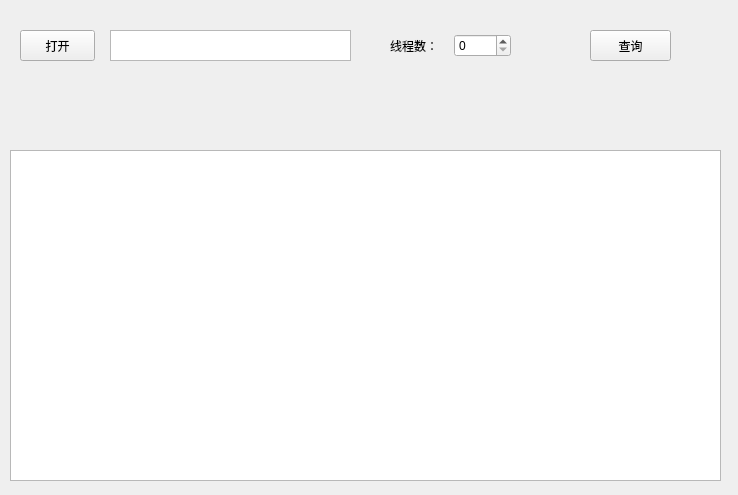
The window that pyQt_upus.ui (ruikai0103/upus-wuliu) describes before a commit, drawn with Qt 5.
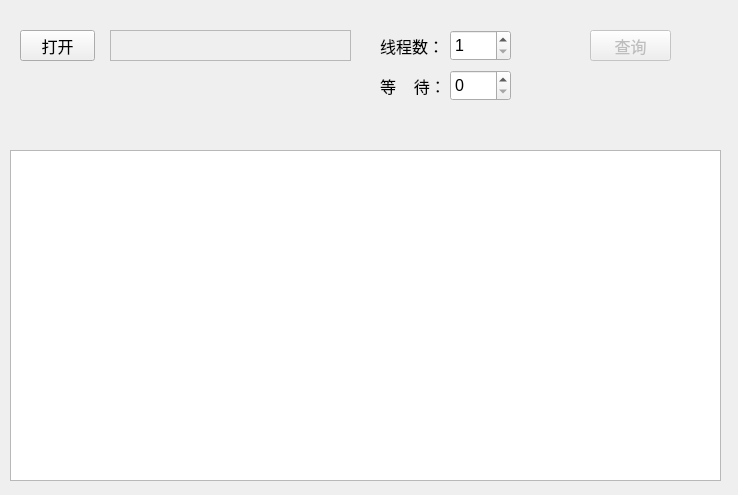
The same window after the commit.

```diff
--- a/pyQt_upus.ui
+++ b/pyQt_upus.ui
@@ -10,6 +10,18 @@
     <height>495</height>
    </rect>
   </property>
+  <property name="minimumSize">
+   <size>
+    <width>738</width>
+    <height>495</height>
+   </size>
+  </property>
+  <property name="maximumSize">
+   <size>
+    <width>738</width>
+    <height>495</height>
+   </size>
+  </property>
   <property name="windowTitle">
    <string>Form</string>
   </property>
@@ -22,11 +34,20 @@
      <height>31</height>
     </rect>
    </property>
+   <property name="font">
+    <font>
+     <family>Arial</family>
+     <pointsize>12</pointsize>
+    </font>
+   </property>
    <property name="text">
     <string>打开</string>
    </property>
   </widget>
   <widget class="QPushButton" name="pushButton">
+   <property name="enabled">
+    <bool>false</bool>
+   </property>
    <property name="geometry">
     <rect>
      <x>590</x>
@@ -35,11 +56,20 @@
      <height>31</height>
     </rect>
    </property>
+   <property name="font">
+    <font>
+     <family>Arial</family>
+     <pointsize>12</pointsize>
+    </font>
+   </property>
    <property name="text">
     <string>查询</string>
    </property>
   </widget>
   <widget class="QTextBrowser" name="textBrowser">
+   <property name="enabled">
+    <bool>false</bool>
+   </property>
    <property name="geometry">
     <rect>
      <x>110</x>
@@ -48,6 +78,12 @@
      <height>31</height>
     </rect>
    </property>
+   <property name="font">
+    <font>
+     <family>Arial</family>
+     <pointsize>12</pointsize>
+    </font>
+   </property>
   </widget>
   <widget class="QTextBrowser" name="show_text">
    <property name="geometry">
@@ -58,32 +94,103 @@
      <height>331</height>
     </rect>
    </property>
+   <property name="font">
+    <font>
+     <family>Arial</family>
+     <pointsize>12</pointsize>
+    </font>
+   </property>
   </widget>
-  <widget class="QWidget" name="">
+  <widget class="QLabel" name="label">
    <property name="geometry">
     <rect>
-     <x>390</x>
+     <x>380</x>
      <y>30</y>
-     <width>121</width>
+     <width>61</width>
      <height>31</height>
     </rect>
    </property>
-   <layout class="QHBoxLayout" name="horizontalLayout">
-    <item>
-     <widget class="QLabel" name="label">
-      <property name="text">
-       <string>线程数：</string>
-      </property>
-     </widget>
-    </item>
-    <item>
-     <widget class="QSpinBox" name="spinBox">
-      <property name="maximum">
-       <number>5</number>
-      </property>
-     </widget>
-    </item>
-   </layout>
+   <property name="font">
+    <font>
+     <family>Arial</family>
+     <pointsize>12</pointsize>
+    </font>
+   </property>
+   <property name="text">
+    <string>线程数：</string>
+   </property>
+  </widget>
+  <widget class="QSpinBox" name="thread_num">
+   <property name="geometry">
+    <rect>
+     <x>450</x>
+     <y>30</y>
+     <width>61</width>
+     <height>31</height>
+    </rect>
+   </property>
+   <property name="minimumSize">
+    <size>
+     <width>0</width>
+     <height>20</height>
+    </size>
+   </property>
+   <property name="font">
+    <font>
+     <family>Arial</family>
+     <pointsize>12</pointsize>
+    </font>
+   </property>
+   <property name="minimum">
+    <number>1</number>
+   </property>
+   <property name="maximum">
+    <number>5</number>
+   </property>
+  </widget>
+  <widget class="QLabel" name="label_2">
+   <property name="geometry">
+    <rect>
+     <x>380</x>
+     <y>70</y>
+     <width>61</width>
+     <height>31</height>
+    </rect>
+   </property>
+   <property name="font">
+    <font>
+     <family>Arial</family>
+     <pointsize>12</pointsize>
+    </font>
+   </property>
+   <property name="text">
+    <string>等    待：</string>
+   </property>
+  </widget>
+  <widget class="QSpinBox" name="sleep_time">
+   <property name="geometry">
+    <rect>
+     <x>450</x>
+     <y>70</y>
+     <width>61</width>
+     <height>31</height>
+    </rect>
+   </property>
+   <property name="minimumSize">
+    <size>
+     <width>0</width>
+     <height>20</height>
+    </size>
+   </property>
+   <property name="font">
+    <font>
+     <family>Arial</family>
+     <pointsize>12</pointsize>
+    </font>
+   </property>
+   <property name="maximum">
+    <number>5</number>
+   </property>
   </widget>
  </widget>
  <resources/>
```
Left out of the diff: 20 changed lines with no effect on the pictures.
